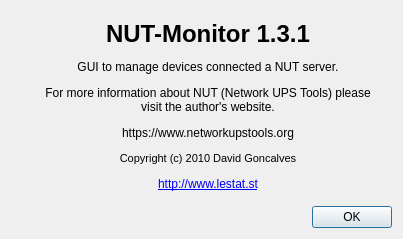
This is scripts/python/app/ui/aboutdialog1.ui in networkupstools/nut as Qt 5 draws it before an edit. The edited form follows.
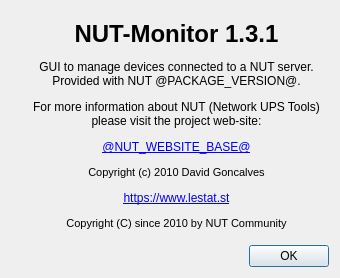
This is the edited form.

Commit message:
scripts/python/app/{ui,locale}/*: revise About dialog and license info [#722]
* refer to @NUT_WEBSITE_BASE@ and @PACKAGE_VERSION@;
* add NUT Community copyright;
* fix phrasing and markup;
* aboutdialog1.ui: render NUT_WEBSITE_BASE as a clickable link
* update link to lestat original page (now it is a wiki)

Diff of the .ui file:
```diff
--- a/scripts/python/app/ui/aboutdialog1.ui
+++ b/scripts/python/app/ui/aboutdialog1.ui
@@ -32,11 +32,14 @@
         </property>
         <property name="text">
          <string>&lt;h1&gt;NUT-Monitor 1.3.1&lt;/h1&gt;
-&lt;p&gt;GUI to manage devices connected a NUT server.&lt;/p&gt;
-&lt;p&gt;For more information about NUT (Network UPS Tools) please visit the author's website.&lt;/p&gt;
-&lt;p style=&quot;margin-bottom: 1.5em&quot;&gt;https://www.networkupstools.org&lt;/p&gt;
+&lt;p&gt;GUI to manage devices connected to a NUT server.&lt;br/&gt;
+Provided with NUT @PACKAGE_VERSION@.&lt;/p&gt;
+&lt;p&gt;For more information about NUT (Network UPS Tools)&lt;br/&gt;
+please visit the project web-site:&lt;/p&gt;
+&lt;p style=&quot;margin-bottom: 1.5em&quot;&gt;&lt;a href=&quot;@NUT_WEBSITE_BASE@&quot;&gt;@NUT_WEBSITE_BASE@&lt;/a&gt;&lt;/p&gt;
 &lt;p style=&quot; font-size:8pt;&quot;&gt;Copyright (c) 2010 David Goncalves&lt;/p&gt;
-&lt;p&gt;&lt;a href=&quot;http://www.lestat.st/informatique/projets/nut-monitor-en&quot;&gt;http://www.lestat.st&lt;/a&gt;&lt;/p&gt;</string>
+&lt;p&gt;&lt;a href=&quot;https://www.lestat.st/en/informatique/projets/nut-monitor&quot;&gt;https://www.lestat.st&lt;/a&gt;&lt;/p&gt;
+&lt;p style=&quot; font-size:8pt;&quot;&gt;Copyright (C) since 2010 by NUT Community&lt;/p&gt;</string>
         </property>
         <property name="textFormat">
          <enum>Qt::RichText</enum>
```
The commit also changes 7 other files.
